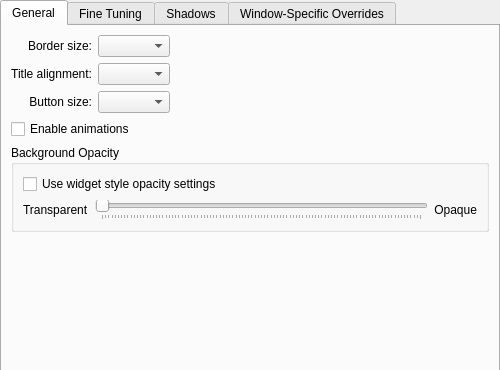
This is decoration/config/ui/oxygenconfigurationui.ui in KDE/oxygen-transparent as Qt 5 draws it before an edit; both pictures show x 0 to 500 and y 0 to 370 of the 500 by 623 pixel window. The edited form follows.
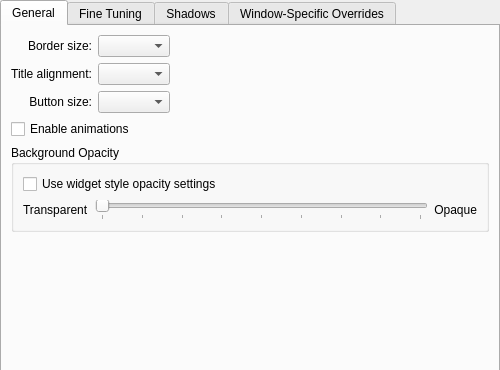
This is the edited form. Custom widgets are drawn as their Qt base class.

Commit message: use 0 to 256 for opacity sliders. Remove conversions.

What changed in the file:
```diff
--- a/decoration/config/ui/oxygenconfigurationui.ui
+++ b/decoration/config/ui/oxygenconfigurationui.ui
@@ -141,7 +141,10 @@
              <item>
               <widget class="QSlider" name="backgroundOpacity">
                <property name="maximum">
-                <number>100</number>
+                <number>256</number>
+               </property>
+               <property name="pageStep">
+                <number>32</number>
                </property>
                <property name="orientation">
                 <enum>Qt::Horizontal</enum>
```
The commit also changes 3 other files.
